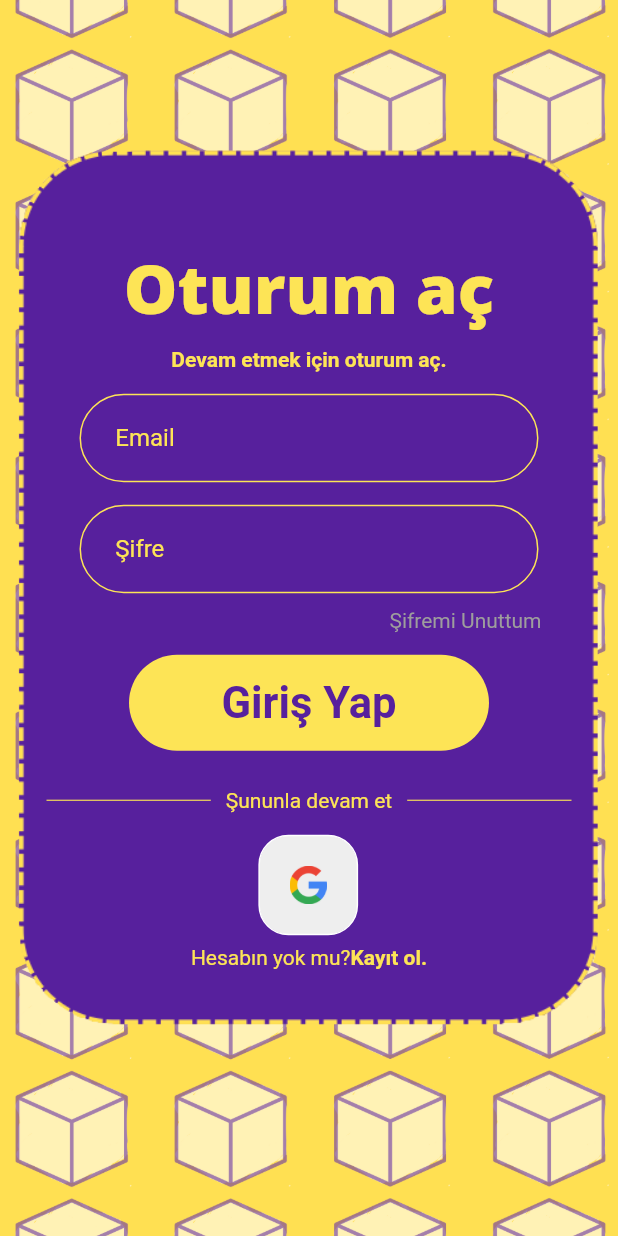
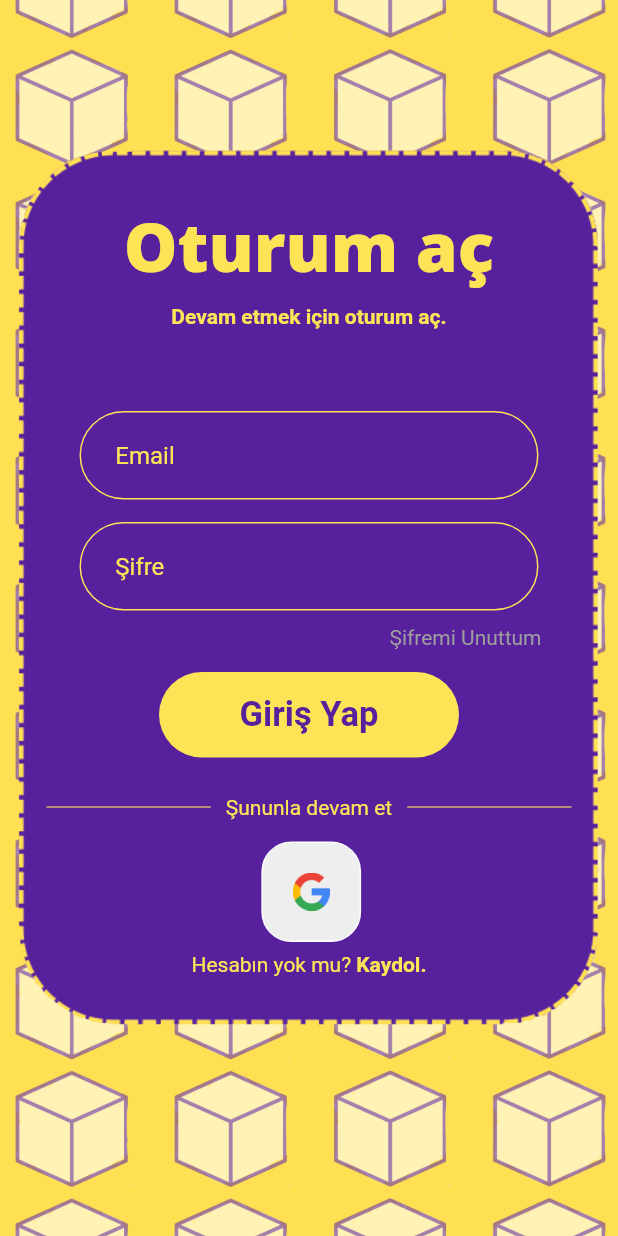
Before and after one commit to ilayda-oss/developapp, a Flutter app: the screen it shows after launch, on a phone screen of 412 x 824 dp. Run offline on Flutter 3.47's test engine with Material 2 defaults, Android fonts, the light colour scheme and no system bars; our stand-ins replace firebase_auth, firebase_core, google_sign_in; accounts and stored records are empty; Roboto replaces fonts that are missing (Open Sans).

Commit message:
login ve sing up ui okeylendi

```diff
--- a/developapp/lib/components/myButton1.dart
+++ b/developapp/lib/components/myButton1.dart
@@ -12,7 +12,7 @@ class MyButton1 extends StatelessWidget {
       onTap: onTap,
       child: Container(
         padding: const EdgeInsets.all(15),
-        margin: const EdgeInsets.symmetric(horizontal: 80),
+        margin: const EdgeInsets.symmetric(horizontal: 100),
         decoration: BoxDecoration(
           color: Color(0xFFFDE456),
           borderRadius: BorderRadius.circular(55), // sharpe corners gone
@@ -23,7 +23,7 @@ class MyButton1 extends StatelessWidget {
             style: const TextStyle(
                 color: Color(0xFF57209D),
                 fontWeight: FontWeight.bold,
-                fontSize: 29),
+                fontSize: 23),
           ),
         ),
       ),
--- a/developapp/lib/components/myButton2.dart
+++ b/developapp/lib/components/myButton2.dart
@@ -12,7 +12,7 @@ class MyButton2 extends StatelessWidget {
       onTap: onTap,
       child: Container(
         padding: const EdgeInsets.all(15),
-        margin: const EdgeInsets.symmetric(horizontal: 80),
+        margin: const EdgeInsets.symmetric(horizontal: 100),
         decoration: BoxDecoration(
           color: Color(0xFF57209D),
           borderRadius: BorderRadius.circular(55), // sharpe corners gone
@@ -23,7 +23,7 @@ class MyButton2 extends StatelessWidget {
             style: const TextStyle(
                 color: Color(0xFFFDE456),
                 fontWeight: FontWeight.bold,
-                fontSize: 29),
+                fontSize: 23),
           ),
         ),
       ),
--- a/developapp/lib/components/myTextfield2.dart
+++ b/developapp/lib/components/myTextfield2.dart
@@ -15,7 +15,7 @@ class MyTextField2 extends StatelessWidget {
   @override
   Widget build(BuildContext context) {
     return Padding(
-      padding: const EdgeInsets.symmetric(horizontal: 45.0),
+      padding: const EdgeInsets.symmetric(horizontal: 47.0),
       child: TextField(
         controller: controller,
         obscureText: obscureText,
--- a/developapp/lib/pages/login.dart
+++ b/developapp/lib/pages/login.dart
@@ -96,7 +96,7 @@ class _LoginPageState extends State<LoginPage> {
                   child: Column(
                       mainAxisAlignment: MainAxisAlignment.center,
                       children: [
-                        SizedBox(height: 15), // empthy space
+                        // empthy space
                         // //logo
                         // Icon(
                         //   Icons.lock,
@@ -104,7 +104,6 @@ class _LoginPageState extends State<LoginPage> {
                         //   size: 50,
                         // ),
 
-                        SizedBox(height: 9),
                         const Text(
                           'Oturum aç',
                           style: TextStyle(
@@ -122,7 +121,7 @@ class _LoginPageState extends State<LoginPage> {
                               fontSize: 14,
                               fontWeight: FontWeight.bold),
                         ),
-                        const SizedBox(height: 15),
+                        const SizedBox(height: 55),
                         // username textfield
                         MyTextField1(
                           controller: useremailController,
@@ -197,11 +196,12 @@ class _LoginPageState extends State<LoginPage> {
                           mainAxisAlignment: MainAxisAlignment.center,
                           children: [
                             // google button
+                            SizedBox(width: 13.0),
                             SquareTile(
                               onTap: () => AuthServise().signInWithGoogle(),
                               imagePath: 'lib/images/Google-Logo.png',
                             ),
-                            SizedBox(width: 1),
+                            SizedBox(width: 10),
 
                             // SquareTile(
                             //   onTap: () => AuthServise().signInWithApple(),
@@ -218,14 +218,14 @@ class _LoginPageState extends State<LoginPage> {
                           mainAxisAlignment: MainAxisAlignment.center,
                           children: [
                             Text(
-                              'Hesabın yok mu?',
+                              'Hesabın yok mu? ',
                               style: TextStyle(color: Color(0xFFFDE456)),
                             ),
                             const SizedBox(height: 4),
                             GestureDetector(
                               onTap: widget.onTap,
                               child: const Text(
-                                'Kayıt ol.',
+                                'Kaydol.',
                                 style: TextStyle(
                                     color: Color(0xFFFDE456),
                                     fontWeight: FontWeight.bold),
```
Also changed, not shown: developapp/lib/pages/home.dart (+5 -14 lines), developapp/lib/pages/registerPage.dart (+7 -7 lines).
